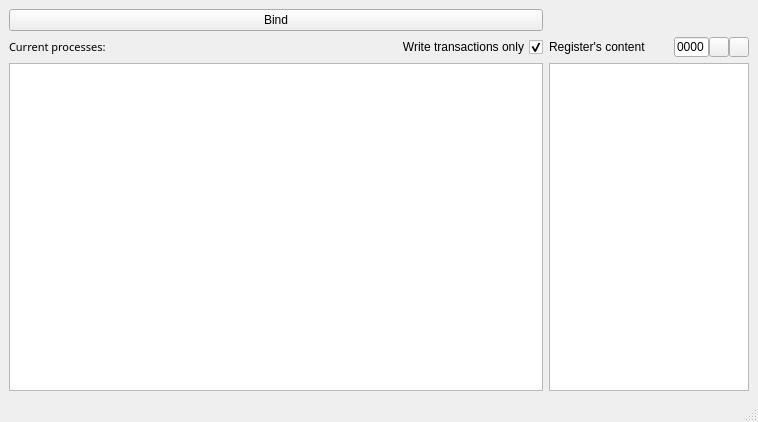
Old version of the form mainwindow.ui in the repository Michael-Sukhanov/IPbus_target_Emulator.
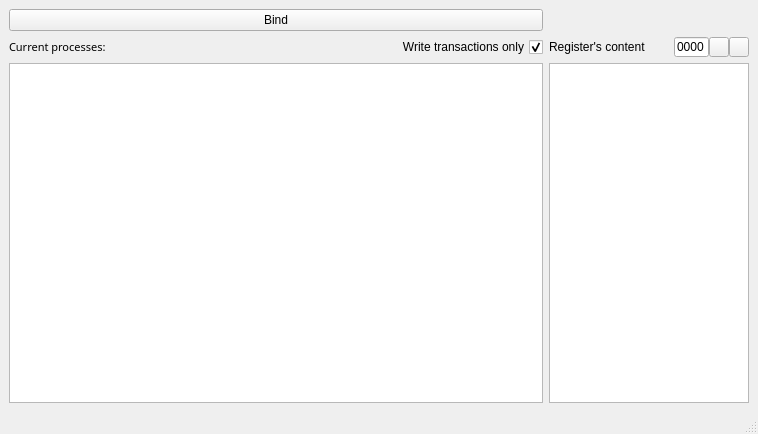
New version of the form. Icons and pictures are not drawn.

Patch:
```diff
--- a/mainwindow.ui
+++ b/mainwindow.ui
@@ -7,7 +7,7 @@
     <x>0</x>
     <y>0</y>
     <width>758</width>
-    <height>422</height>
+    <height>434</height>
    </rect>
   </property>
   <property name="windowTitle">
```
Left out of the diff: 148 changed lines with no effect on the pictures.
